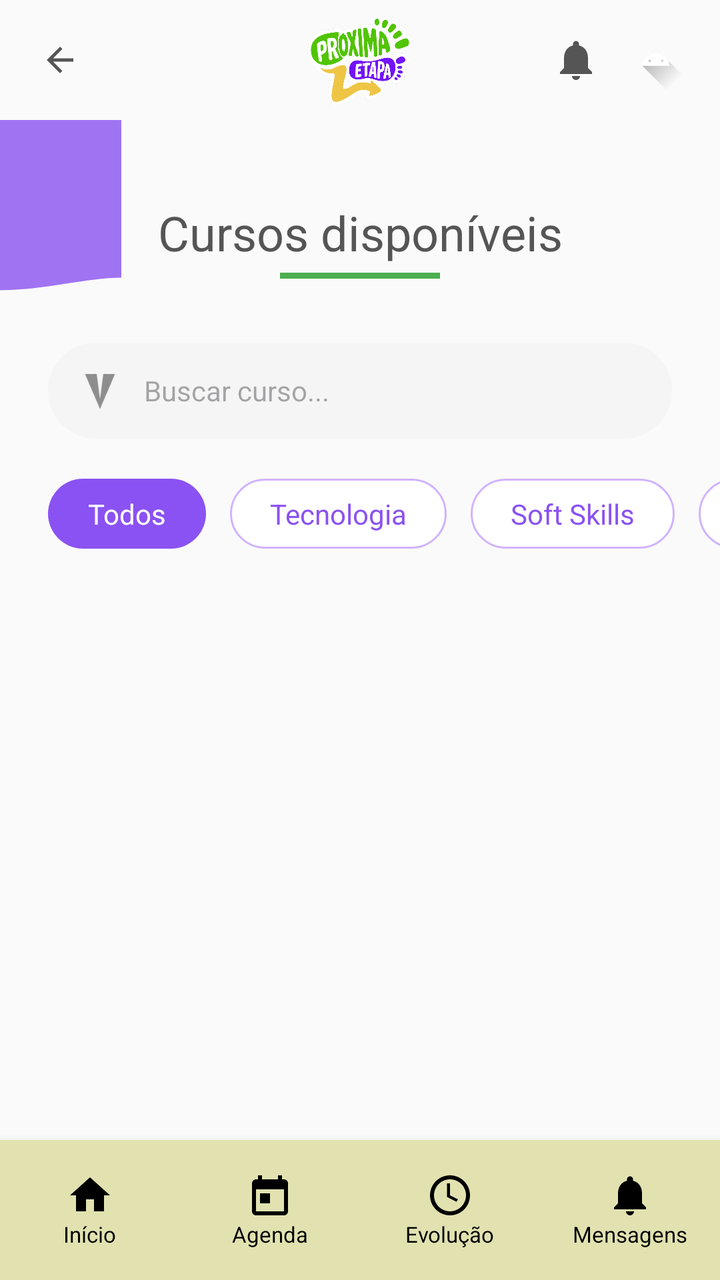
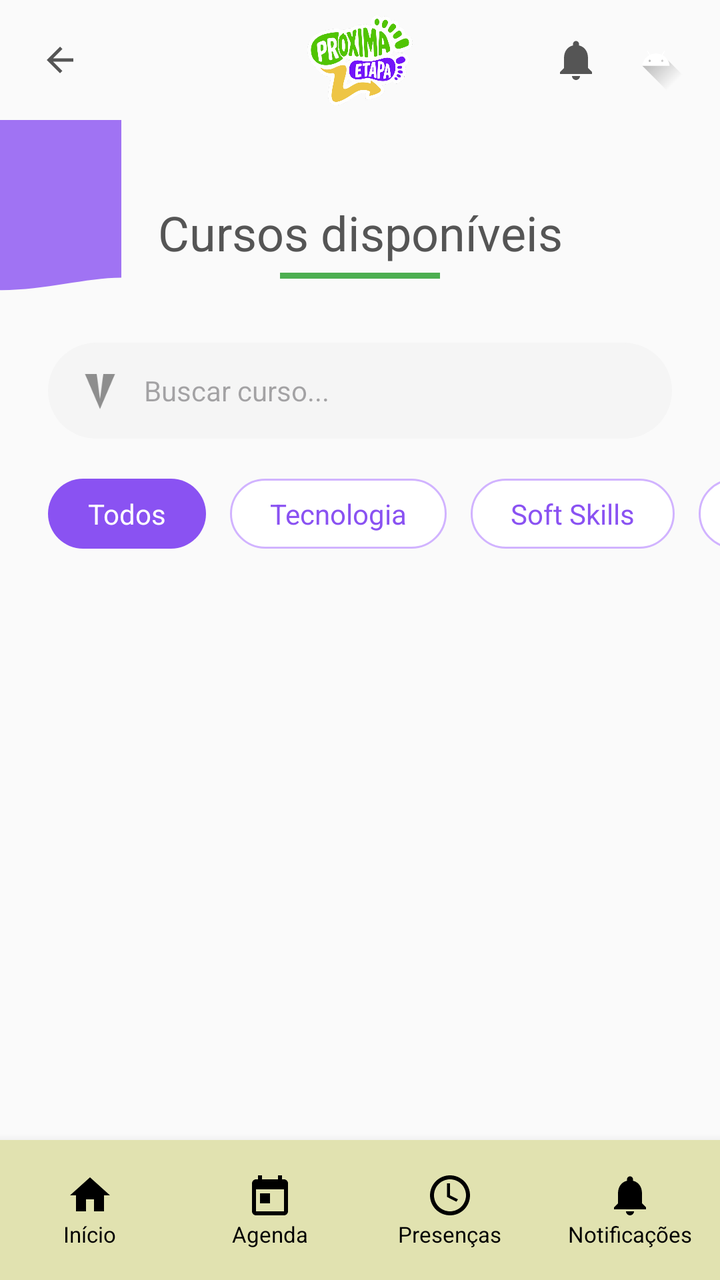

An Android layout rendered at two revisions. The XML below is the earlier revision; the diff shows what the commit changed to produce the second picture.
<!-- AndroidManifest.xml: application theme Theme.NextStepApp -->
<!-- res/layout/activity_cursos.xml -->
<?xml version="1.0" encoding="utf-8"?>
<androidx.constraintlayout.widget.ConstraintLayout xmlns:android="http://schemas.android.com/apk/res/android"
    xmlns:app="http://schemas.android.com/apk/res-auto"
    xmlns:tools="http://schemas.android.com/tools"
    android:layout_width="match_parent"
    android:layout_height="match_parent"
    android:background="#FAFAFA"
    tools:context=".ui.CursosActivity">

    
    <androidx.constraintlayout.widget.ConstraintLayout
        android:id="@+id/topBar"
        android:layout_width="match_parent"
        android:layout_height="60dp"
        android:paddingHorizontal="16dp"
        app:layout_constraintTop_toTopOf="parent">

        <ImageView
            android:id="@+id/btnBack"
            android:layout_width="28dp"
            android:layout_height="28dp"
            android:padding="4dp"
            android:src="@drawable/ic_back"
            app:layout_constraintBottom_toBottomOf="parent"
            app:layout_constraintStart_toStartOf="parent"
            app:layout_constraintTop_toTopOf="parent"
            app:tint="#555555" />

        <ImageView
            android:id="@+id/logoDetails"
            android:layout_width="110dp"
            android:layout_height="45dp"
            android:src="@drawable/logoproximaetapa"
            app:layout_constraintBottom_toBottomOf="parent"
            app:layout_constraintEnd_toEndOf="parent"
            app:layout_constraintStart_toStartOf="parent"
            app:layout_constraintTop_toTopOf="parent" />

        <ImageView
            android:id="@+id/btnNotification"
            android:layout_width="24dp"
            android:layout_height="24dp"
            android:layout_marginEnd="12dp"
            android:src="@drawable/ic_notifications"
            app:layout_constraintBottom_toBottomOf="parent"
            app:layout_constraintEnd_toStartOf="@id/btnProfile"
            app:layout_constraintTop_toTopOf="parent"
            app:tint="#555555" />

        <ImageView
            android:id="@+id/btnProfile"
            android:layout_width="32dp"
            android:layout_height="32dp"
            android:src="@drawable/ic_launcher_foreground"
            app:layout_constraintBottom_toBottomOf="parent"
            app:layout_constraintEnd_toEndOf="parent"
            app:layout_constraintTop_toTopOf="parent" />

    </androidx.constraintlayout.widget.ConstraintLayout>

    <ScrollView
        android:id="@+id/scrollCursos"
        android:layout_width="match_parent"
        android:layout_height="0dp"
        android:fillViewport="true"
        app:layout_constraintBottom_toTopOf="@id/bottomNavigation"
        app:layout_constraintTop_toBottomOf="@id/topBar">

        <androidx.constraintlayout.widget.ConstraintLayout
            android:layout_width="match_parent"
            android:layout_height="wrap_content"
            android:paddingBottom="24dp">

            
            <View
                android:id="@+id/purpleDecoration"
                android:layout_width="120dp"
                android:layout_height="120dp"
                android:layout_marginStart="-60dp"
                android:layout_marginTop="-20dp"
                android:alpha="0.8"
                android:background="@drawable/bg_home_header"
                app:layout_constraintStart_toStartOf="parent"
                app:layout_constraintTop_toTopOf="parent" />

            <TextView
                android:id="@+id/tvHeaderTitle"
                android:layout_width="wrap_content"
                android:layout_height="wrap_content"
                android:layout_marginTop="40dp"
                android:text="Cursos disponíveis"
                android:textColor="#555555"
                android:textSize="24sp"
                app:layout_constraintEnd_toEndOf="parent"
                app:layout_constraintStart_toStartOf="parent"
                app:layout_constraintTop_toTopOf="parent" />

            <View
                android:id="@+id/titleUnderline"
                android:layout_width="80dp"
                android:layout_height="3dp"
                android:layout_marginTop="4dp"
                android:background="#4CAF50"
                app:layout_constraintEnd_toEndOf="parent"
                app:layout_constraintStart_toStartOf="parent"
                app:layout_constraintTop_toBottomOf="@id/tvHeaderTitle" />

            
            <androidx.constraintlayout.widget.ConstraintLayout
                android:id="@+id/searchBar"
                android:layout_width="match_parent"
                android:layout_height="48dp"
                android:layout_marginHorizontal="24dp"
                android:layout_marginTop="32dp"
                android:background="@drawable/bg_search_bar"
                android:paddingHorizontal="16dp"
                app:layout_constraintTop_toBottomOf="@id/titleUnderline">

                <ImageView
                    android:id="@+id/icSearch"
                    android:layout_width="20dp"
                    android:layout_height="20dp"
                    android:src="@drawable/ic_send"
                    android:rotation="90"
                    app:layout_constraintBottom_toBottomOf="parent"
                    app:layout_constraintStart_toStartOf="parent"
                    app:layout_constraintTop_toTopOf="parent"
                    app:tint="#8E8E8E" />

                <EditText
                    android:id="@+id/etSearch"
                    android:layout_width="0dp"
                    android:layout_height="match_parent"
                    android:layout_marginStart="12dp"
                    android:background="@android:color/transparent"
                    android:hint="Buscar curso..."
                    android:textSize="14sp"
                    app:layout_constraintEnd_toEndOf="parent"
                    app:layout_constraintStart_toEndOf="@id/icSearch" />
            </androidx.constraintlayout.widget.ConstraintLayout>

            
            <HorizontalScrollView
                android:id="@+id/filterScroll"
                android:layout_width="match_parent"
                android:layout_height="wrap_content"
                android:layout_marginTop="20dp"
                android:scrollbars="none"
                app:layout_constraintTop_toBottomOf="@id/searchBar">

                <LinearLayout
                    android:layout_width="wrap_content"
                    android:layout_height="wrap_content"
                    android:orientation="horizontal"
                    android:paddingHorizontal="24dp">

                    <TextView
                        android:id="@+id/filterTodos"
                        android:layout_width="wrap_content"
                        android:layout_height="wrap_content"
                        android:background="@drawable/bg_filter_selected"
                        android:paddingHorizontal="20dp"
                        android:paddingVertical="8dp"
                        android:text="Todos"
                        android:textColor="@color/white" />

                    <TextView
                        android:id="@+id/filterTecnologia"
                        android:layout_width="wrap_content"
                        android:layout_height="wrap_content"
                        android:layout_marginStart="12dp"
                        android:background="@drawable/bg_filter_unselected"
                        android:paddingHorizontal="20dp"
                        android:paddingVertical="8dp"
                        android:text="Tecnologia"
                        android:textColor="@color/purple_primary" />

                    <TextView
                        android:id="@+id/filterSoftSkills"
                        android:layout_width="wrap_content"
                        android:layout_height="wrap_content"
                        android:layout_marginStart="12dp"
                        android:background="@drawable/bg_filter_unselected"
                        android:paddingHorizontal="20dp"
                        android:paddingVertical="8dp"
                        android:text="Soft Skills"
                        android:textColor="@color/purple_primary" />

                    <TextView
                        android:id="@+id/filterNegocios"
                        android:layout_width="wrap_content"
                        android:layout_height="wrap_content"
                        android:layout_marginStart="12dp"
                        android:background="@drawable/bg_filter_unselected"
                        android:paddingHorizontal="20dp"
                        android:paddingVertical="8dp"
                        android:text="Negócios"
                        android:textColor="@color/purple_primary" />
                </LinearLayout>
            </HorizontalScrollView>

            <androidx.recyclerview.widget.RecyclerView
                android:id="@+id/rvCursos"
                android:layout_width="match_parent"
                android:layout_height="wrap_content"
                android:layout_marginTop="16dp"
                android:paddingHorizontal="16dp"
                app:layout_constraintTop_toBottomOf="@id/filterScroll"
                tools:listitem="@layout/item_curso" />

            <ProgressBar
                android:id="@+id/progressCursos"
                android:layout_width="wrap_content"
                android:layout_height="wrap_content"
                android:visibility="gone"
                app:layout_constraintBottom_toBottomOf="parent"
                app:layout_constraintEnd_toEndOf="parent"
                app:layout_constraintStart_toStartOf="parent"
                app:layout_constraintTop_toBottomOf="@id/filterScroll" />

        </androidx.constraintlayout.widget.ConstraintLayout>
    </ScrollView>

    
    <LinearLayout
        android:id="@+id/bottomNavigation"
        android:layout_width="match_parent"
        android:layout_height="70dp"
        android:background="#E1E2B0"
        android:elevation="8dp"
        android:orientation="horizontal"
        app:layout_constraintBottom_toBottomOf="parent">

        <LinearLayout
            android:id="@+id/nav_inicio"
            android:layout_width="0dp"
            android:layout_height="match_parent"
            android:layout_weight="1"
            android:clickable="true"
            android:focusable="true"
            android:foreground="?attr/selectableItemBackground"
            android:gravity="center"
            android:orientation="vertical">
            <ImageView android:layout_width="24dp" android:layout_height="24dp" android:src="@drawable/ic_home" app:tint="@color/black" />
            <TextView android:layout_width="wrap_content" android:layout_height="wrap_content" android:text="Início" android:textColor="@color/black" android:textSize="11sp" />
        </LinearLayout>

        <LinearLayout
            android:id="@+id/nav_agenda"
            android:layout_width="0dp"
            android:layout_height="match_parent"
            android:layout_weight="1"
            android:clickable="true"
            android:focusable="true"
            android:foreground="?attr/selectableItemBackground"
            android:gravity="center"
            android:orientation="vertical">
            <ImageView android:layout_width="24dp" android:layout_height="24dp" android:src="@drawable/ic_calendar" app:tint="@color/black" />
            <TextView android:layout_width="wrap_content" android:layout_height="wrap_content" android:text="Agenda" android:textColor="@color/black" android:textSize="11sp" />
        </LinearLayout>

        <LinearLayout
            android:id="@+id/nav_evolucao"
            android:layout_width="0dp"
            android:layout_height="match_parent"
            android:layout_weight="1"
            android:clickable="true"
            android:focusable="true"
            android:foreground="?attr/selectableItemBackground"
            android:gravity="center"
            android:orientation="vertical">
            <ImageView android:layout_width="24dp" android:layout_height="24dp" android:src="@drawable/ic_presence" app:tint="@color/black" />
            <TextView android:layout_width="wrap_content" android:layout_height="wrap_content" android:text="Evolução" android:textColor="@color/black" android:textSize="11sp" />
        </LinearLayout>

        <LinearLayout
            android:id="@+id/nav_mensagens"
            android:layout_width="0dp"
            android:layout_height="match_parent"
            android:layout_weight="1"
            android:clickable="true"
            android:focusable="true"
            android:foreground="?attr/selectableItemBackground"
            android:gravity="center"
            android:orientation="vertical">
            <ImageView android:layout_width="24dp" android:layout_height="24dp" android:src="@drawable/ic_notifications" app:tint="@color/black" />
            <TextView android:layout_width="wrap_content" android:layout_height="wrap_content" android:text="Mensagens" android:textColor="@color/black" android:textSize="11sp" />
        </LinearLayout>

    </LinearLayout>

</androidx.constraintlayout.widget.ConstraintLayout>
<!-- res/layout/item_curso.xml (included above) -->
<?xml version="1.0" encoding="utf-8"?>
<com.google.android.material.card.MaterialCardView xmlns:android="http://schemas.android.com/apk/res/android"
    xmlns:app="http://schemas.android.com/apk/res-auto"
    android:id="@+id/cardCursoItem"
    android:layout_width="match_parent"
    android:layout_height="wrap_content"
    android:layout_marginHorizontal="4dp"
    android:layout_marginVertical="8dp"
    android:clickable="true"
    android:focusable="true"
    android:foreground="?attr/selectableItemBackground"
    app:cardCornerRadius="12dp"
    app:cardElevation="2dp"
    app:strokeColor="#E0D6F3"
    app:strokeWidth="1dp">

    <androidx.constraintlayout.widget.ConstraintLayout
        android:layout_width="match_parent"
        android:layout_height="wrap_content"
        android:padding="12dp">

        
        <View
            android:id="@+id/iconBackground"
            android:layout_width="50dp"
            android:layout_height="50dp"
            android:background="@drawable/light_purple_circle"
            app:layout_constraintStart_toStartOf="parent"
            app:layout_constraintTop_toTopOf="parent" />

        <ImageView
            android:id="@+id/ivIconCurso"
            android:layout_width="28dp"
            android:layout_height="28dp"
            android:src="@drawable/ic_courses"
            app:layout_constraintBottom_toBottomOf="@id/iconBackground"
            app:layout_constraintEnd_toEndOf="@id/iconBackground"
            app:layout_constraintStart_toStartOf="@id/iconBackground"
            app:layout_constraintTop_toTopOf="@id/iconBackground"
            app:tint="@color/purple_primary" />

        
        <TextView
            android:id="@+id/tvNomeCurso"
            android:layout_width="0dp"
            android:layout_height="wrap_content"
            android:layout_marginStart="12dp"
            android:layout_marginEnd="8dp"
            android:text="Introdução à Programação Mobile"
            android:textColor="#3F3745"
            android:textSize="16sp"
            android:textStyle="bold"
            app:layout_constraintEnd_toStartOf="@+id/tvBadgeStatus"
            app:layout_constraintStart_toEndOf="@id/iconBackground"
            app:layout_constraintTop_toTopOf="parent" />

        <TextView
            android:id="@+id/tvDescricaoCurso"
            android:layout_width="0dp"
            android:layout_height="wrap_content"
            android:layout_marginTop="4dp"
            android:text="Aprenda os conceitos básicos de desenvolvimento mobile e crie seu primeiro aplicativo."
            android:textColor="#666666"
            android:textSize="13sp"
            app:layout_constraintEnd_toStartOf="@+id/ivChevron"
            app:layout_constraintStart_toStartOf="@id/tvNomeCurso"
            app:layout_constraintTop_toBottomOf="@id/tvNomeCurso" />

        
        <TextView
            android:id="@+id/tvBadgeStatus"
            android:layout_width="wrap_content"
            android:layout_height="wrap_content"
            android:background="@drawable/light_green_circle"
            android:paddingHorizontal="8dp"
            android:paddingVertical="4dp"
            android:text="Inscrições abertas"
            android:textColor="#2E7D32"
            android:textSize="11sp"
            android:textStyle="bold"
            app:layout_constraintEnd_toEndOf="parent"
            app:layout_constraintTop_toTopOf="parent" />

        
        <ImageView
            android:id="@+id/ivChevron"
            android:layout_width="20dp"
            android:layout_height="20dp"
            android:src="@drawable/ic_chevron_right"
            app:layout_constraintBottom_toBottomOf="@id/tvDescricaoCurso"
            app:layout_constraintEnd_toEndOf="parent"
            app:layout_constraintTop_toTopOf="@id/tvNomeCurso"
            app:tint="#2E7D32" />

        
        <View
            android:id="@+id/innerDivider"
            android:layout_width="0dp"
            android:layout_height="1dp"
            android:layout_marginTop="12dp"
            android:background="#F0F0F0"
            app:layout_constraintEnd_toEndOf="parent"
            app:layout_constraintStart_toStartOf="parent"
            app:layout_constraintTop_toBottomOf="@id/tvDescricaoCurso" />

        
        <LinearLayout
            android:layout_width="match_parent"
            android:layout_height="wrap_content"
            android:layout_marginTop="12dp"
            android:gravity="center_vertical"
            android:orientation="horizontal"
            app:layout_constraintTop_toBottomOf="@id/innerDivider">

            
            <LinearLayout
                android:layout_width="0dp"
                android:layout_height="wrap_content"
                android:layout_weight="1"
                android:gravity="center_vertical"
                android:orientation="horizontal">
                <ImageView android:layout_width="32dp" android:layout_height="32dp" android:src="@drawable/ic_calendar" android:background="@drawable/light_purple_circle" android:padding="8dp" app:tint="@color/purple_primary"/>
                <LinearLayout android:layout_width="wrap_content" android:layout_height="wrap_content" android:orientation="vertical" android:layout_marginStart="6dp">
                    <TextView android:layout_width="wrap_content" android:layout_height="wrap_content" android:text="DATA" android:textSize="9sp" android:textColor="#8E8E8E"/>
                    <TextView android:id="@+id/tvDataCurso" android:layout_width="wrap_content" android:layout_height="wrap_content" android:text="25 de Abril" android:textSize="12sp" android:textStyle="bold" android:textColor="#3F3745"/>
                </LinearLayout>
            </LinearLayout>

            
            <LinearLayout
                android:layout_width="0dp"
                android:layout_height="wrap_content"
                android:layout_weight="1.2"
                android:gravity="center_vertical"
                android:orientation="horizontal">
                <ImageView android:layout_width="32dp" android:layout_height="32dp" android:src="@drawable/ic_presence" android:background="@drawable/light_green_circle" android:padding="8dp" app:tint="#2E7D32"/>
                <LinearLayout android:layout_width="wrap_content" android:layout_height="wrap_content" android:orientation="vertical" android:layout_marginStart="6dp">
                    <TextView android:layout_width="wrap_content" android:layout_height="wrap_content" android:text="LOCAL" android:textSize="9sp" android:textColor="#8E8E8E"/>
                    <TextView android:id="@+id/tvLocalCurso" android:layout_width="wrap_content" android:layout_height="wrap_content" android:text="USP - Butantã" android:textSize="12sp" android:textStyle="bold" android:textColor="#3F3745"/>
                </LinearLayout>
            </LinearLayout>

            
            <LinearLayout
                android:layout_width="0dp"
                android:layout_height="wrap_content"
                android:layout_weight="0.8"
                android:gravity="center_vertical"
                android:orientation="horizontal">
                <ImageView android:layout_width="32dp" android:layout_height="32dp" android:src="@drawable/ic_home" android:background="@drawable/light_yellow_circle" android:padding="8dp" app:tint="#FBC02D"/>
                <LinearLayout android:layout_width="wrap_content" android:layout_height="wrap_content" android:orientation="vertical" android:layout_marginStart="6dp">
                    <TextView android:layout_width="wrap_content" android:layout_height="wrap_content" android:text="VAGAS" android:textSize="9sp" android:textColor="#8E8E8E"/>
                    <TextView android:id="@+id/tvVagasCurso" android:layout_width="wrap_content" android:layout_height="wrap_content" android:text="25/30" android:textSize="12sp" android:textStyle="bold" android:textColor="#3F3745"/>
                </LinearLayout>
            </LinearLayout>

        </LinearLayout>

    </androidx.constraintlayout.widget.ConstraintLayout>

</com.google.android.material.card.MaterialCardView>
<!-- resources referenced by this layout -->
<resources>
  <color name="black">#FF000000</color>
  <color name="purple_primary">#8A52F2</color>
  <color name="white">#FFFFFFFF</color>
  <!-- drawable bg_filter_selected (drawable) -->
  <?xml version="1.0" encoding="utf-8"?>
  <shape xmlns:android="http://schemas.android.com/apk/res/android">
      <solid android:color="@color/purple_primary" />
      <corners android:radius="20dp" />
  </shape>
  <!-- drawable bg_filter_unselected (drawable) -->
  <?xml version="1.0" encoding="utf-8"?>
  <shape xmlns:android="http://schemas.android.com/apk/res/android">
      <solid android:color="@color/white" />
      <stroke android:width="1dp" android:color="#D1B3FF" />
      <corners android:radius="20dp" />
  </shape>
  <!-- drawable bg_home_header (drawable) -->
  <?xml version="1.0" encoding="utf-8"?>
  <vector xmlns:android="http://schemas.android.com/apk/res/android"
      android:width="412dp"
      android:height="220dp"
      android:viewportWidth="412"
      android:viewportHeight="220">
      <path
          android:fillColor="@color/purple_primary"
          android:pathData="M0,0 H412 V180 C300,180 150,220 0,150 Z" />
  </vector>
  <!-- drawable bg_search_bar (drawable) -->
  <?xml version="1.0" encoding="utf-8"?>
  <shape xmlns:android="http://schemas.android.com/apk/res/android">
      <solid android:color="#F5F5F5" />
      <corners android:radius="24dp" />
  </shape>
  <!-- drawable ic_back (drawable) -->
  <vector xmlns:android="http://schemas.android.com/apk/res/android"
      android:width="24dp"
      android:height="24dp"
      android:viewportWidth="24"
      android:viewportHeight="24">
      <path
          android:fillColor="#FF000000"
          android:pathData="M20,11H7.83l5.59,-5.59L12,4l-8,8 8,8 1.41,-1.41L7.83,13H20v-2z" />
  </vector>
  <!-- drawable ic_chevron_right (drawable) -->
  <vector xmlns:android="http://schemas.android.com/apk/res/android"
      android:width="24dp"
      android:height="24dp"
      android:viewportWidth="24"
      android:viewportHeight="24">
      <path
          android:fillColor="#FF000000"
          android:pathData="M10,6L8.59,7.41L13.17,12L8.59,16.59L10,18L16,12L10,6Z" />
  </vector>
  <!-- drawable ic_home (drawable) -->
  <vector xmlns:android="http://schemas.android.com/apk/res/android"
      android:width="24dp"
      android:height="24dp"
      android:viewportWidth="24"
      android:viewportHeight="24">
      <path
          android:fillColor="#FF000000"
          android:pathData="M10,20V14H14V20H19V12H22L12,3L2,12H5V20H10Z" />
  </vector>
  <!-- drawable ic_send (drawable) -->
  <vector xmlns:android="http://schemas.android.com/apk/res/android"
      android:width="24dp"
      android:height="24dp"
      android:viewportWidth="24"
      android:viewportHeight="24">
      <path
          android:fillColor="#FF000000"
          android:pathData="M2.01,21L23,12L2.01,3L2,10L17,12L2,14L2.01,21Z" />
  </vector>
  <!-- drawable light_green_circle (drawable) -->
  <?xml version="1.0" encoding="utf-8"?>
  <shape xmlns:android="http://schemas.android.com/apk/res/android"
      android:shape="oval">
      <solid android:color="#E8F5E9" />
  </shape>
  <!-- drawable light_purple_circle (drawable) -->
  <?xml version="1.0" encoding="utf-8"?>
  <shape xmlns:android="http://schemas.android.com/apk/res/android"
      android:shape="oval">
      <solid android:color="#F3E5F5" />
  </shape>
  <!-- drawable light_yellow_circle (drawable) -->
  <?xml version="1.0" encoding="utf-8"?>
  <shape xmlns:android="http://schemas.android.com/apk/res/android"
      android:shape="oval">
      <solid android:color="#FFF9C4" />
  </shape>
  <style name="Theme.NextStepApp" parent="Base.Theme.NextStepApp" />
  <style name="Base.Theme.NextStepApp" parent="Theme.Material3.DayNight.NoActionBar">
          
          
      </style>
  <!-- unchanged entries left out for length: 6 -->
</resources>

<!-- the commit's change to res/layout/activity_cursos.xml (unified diff, before → after) -->
@@ -260,7 +260,7 @@
         </LinearLayout>
 
         <LinearLayout
-            android:id="@+id/nav_evolucao"
+            android:id="@+id/nav_presencas"
             android:layout_width="0dp"
             android:layout_height="match_parent"
             android:layout_weight="1"
@@ -270,11 +270,11 @@
             android:gravity="center"
             android:orientation="vertical">
             <ImageView android:layout_width="24dp" android:layout_height="24dp" android:src="@drawable/ic_presence" app:tint="@color/black" />
-            <TextView android:layout_width="wrap_content" android:layout_height="wrap_content" android:text="Evolução" android:textColor="@color/black" android:textSize="11sp" />
+            <TextView android:layout_width="wrap_content" android:layout_height="wrap_content" android:text="Presenças" android:textColor="@color/black" android:textSize="11sp" />
         </LinearLayout>
 
         <LinearLayout
-            android:id="@+id/nav_mensagens"
+            android:id="@+id/nav_notificacoes"
             android:layout_width="0dp"
             android:layout_height="match_parent"
             android:layout_weight="1"
@@ -284,7 +284,7 @@
             android:gravity="center"
             android:orientation="vertical">
             <ImageView android:layout_width="24dp" android:layout_height="24dp" android:src="@drawable/ic_notifications" app:tint="@color/black" />
-            <TextView android:layout_width="wrap_content" android:layout_height="wrap_content" android:text="Mensagens" android:textColor="@color/black" android:textSize="11sp" />
+            <TextView android:layout_width="wrap_content" android:layout_height="wrap_content" android:text="Notificações" android:textColor="@color/black" android:textSize="11sp" />
         </LinearLayout>
 
     </LinearLayout>
